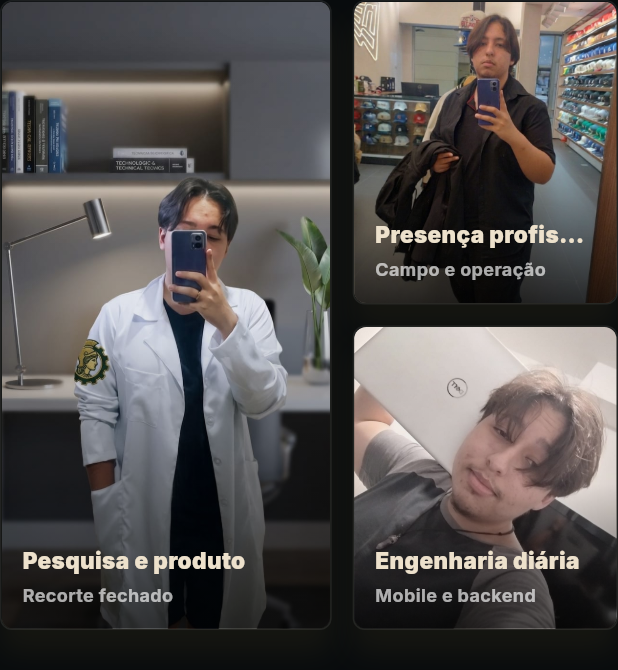
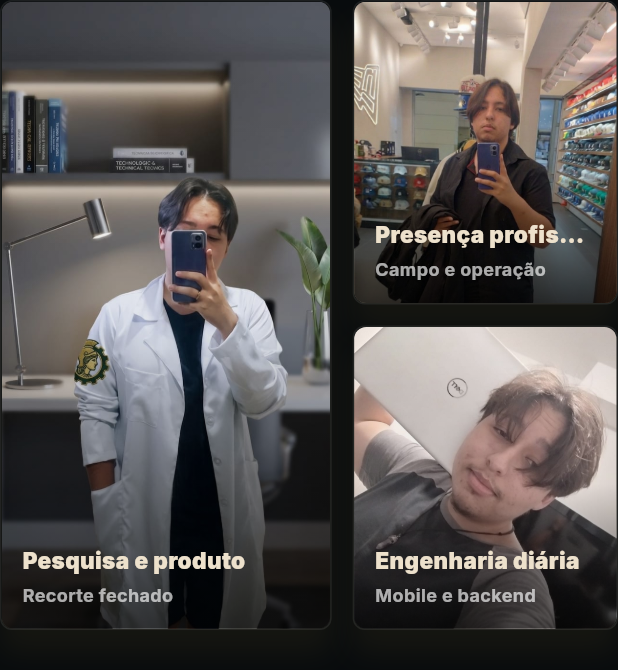
Before and after one commit to DEV-W-NK/skyforge-of-the-crownless, a Flutter app: the _AuthorPhotoGrid widget shown alone on an empty page, opened directly, on a phone screen of 412 x 824 dp. Shown: the top 670 px of the screen. Run offline on Flutter 3.47's test engine with Material 3 defaults, Android fonts, the phone set to English and light mode, and no system bars; our stand-ins replace animated_text_kit, google_fonts, visibility_detector.

Commit message:
fix: adjust portfolio photo framing

```diff
--- a/lib/Pages/home_page.dart
+++ b/lib/Pages/home_page.dart
@@ -1092,7 +1092,7 @@ class _AuthorPhotoGrid extends StatelessWidget {
                     label: 'Presença profissional',
                     description: 'Campo e operação',
                     aspectRatio: 16 / 10,
-                    alignment: Alignment.center,
+                    alignment: Alignment(0, -0.78),
                   ),
                 ),
                 SizedBox(height: 14),
@@ -1134,7 +1134,7 @@ class _AuthorPhotoStack extends StatelessWidget {
           label: 'Presença profissional',
           description: 'Campo e operação',
           aspectRatio: 16 / 10,
-          alignment: Alignment.center,
+          alignment: Alignment(0, -0.78),
         ),
         SizedBox(height: 12),
         _PhotoCard(
```
